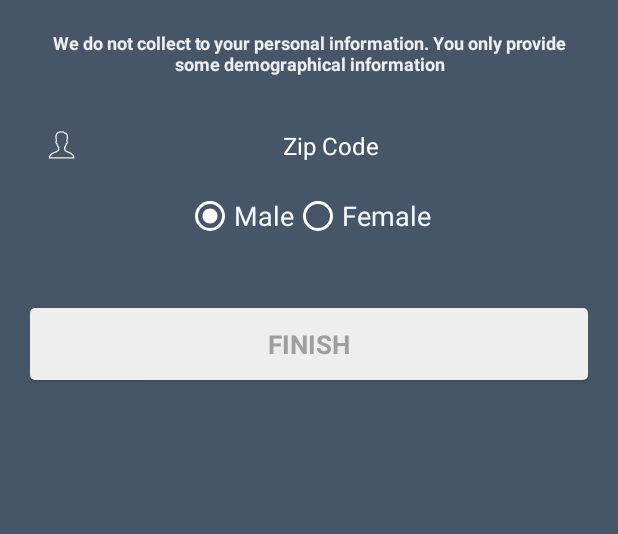
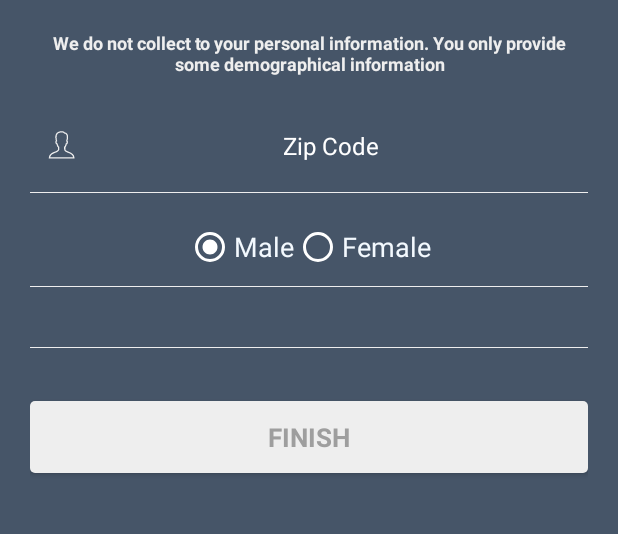
Before and after one commit to RajNirmal/IlistenSinch, an Android app: the layout signup_layout_2.xml on its own in the app's theme, with its tools: preview values and no code run, on a phone screen of 412 x 824 dp, the part 82-616 px from its top. Run offline under Robolectric (Android 15) with nearby library versions, the phone set to English and light mode, and no system bars.

Commit message:
Making good progress

```diff
--- a/app/src/main/AndroidManifest.xml
+++ b/app/src/main/AndroidManifest.xml
@@ -30,6 +30,7 @@
                 <category android:name="android.intent.category.LAUNCHER" />
             </intent-filter>
         </activity>
+        <activity android:name=".dummy_signup_2"/>
         <activity android:name=".SignUp" android:label="@string/app_name"/>
         <activity android:name=".Forgot" android:label="@string/app_name"/>
         <activity android:name=".IncomingCallScreenActivity"/>
--- a/app/src/main/java/com/example/nirmal/ilistensinch/Login.java
+++ b/app/src/main/java/com/example/nirmal/ilistensinch/Login.java
@@ -40,7 +40,7 @@ public class Login extends AppCompatActivity {
 	public void onCreate(Bundle savedInstanceState) {
 		super.onCreate(savedInstanceState);
 		setContentView(R.layout.login_layout);
-        checkIfDataAlreadyexists();
+        //checkIfDataAlreadyexists();
 		initViews();
 		setListeners();
 	}
--- a/app/src/main/java/com/example/nirmal/ilistensinch/SinchHolders.java
+++ b/app/src/main/java/com/example/nirmal/ilistensinch/SinchHolders.java
@@ -33,6 +33,9 @@ public class SinchHolders extends Service{
     public static final String phpUserFirebaseToken = "FireBaseId";
     public static final String phpUserProfession = "userprofession";
     public static final String phpUserexpertise = "userexpertise";
+    public static final String phpUserBirthYear = "birthdate";
+    public static final String phpUserZip = "zipcode";
+    public static final String phpUserGender = "sex";
     static final String TAG = SinchService.class.getSimpleName();
     public void setUpIncomingClient(){
         myClient.getCallClient().addCallClientListener(new SinchCallClientListenerMine());
--- a/app/src/main/res/layout/signup_layout_2.xml
+++ b/app/src/main/res/layout/signup_layout_2.xml
@@ -43,7 +43,12 @@
         android:textColor="@color/white"
         android:textColorHint="@color/white"
         android:textSize="16sp" />
-
+    <View
+        android:layout_width="fill_parent"
+        android:layout_height="1px"
+        android:background="@color/white_greyish"
+        android:layout_marginTop="10dp"
+        android:layout_marginBottom="10dp"/>
     <RadioGroup
         android:layout_width="fill_parent"
         android:layout_height="wrap_content"
@@ -70,6 +75,12 @@
         android:textSize="18dp"
         android:textColor="@color/whitelight"/>
     </RadioGroup>
+    <View
+        android:layout_width="fill_parent"
+        android:layout_height="1px"
+        android:background="@color/white_greyish"
+        android:layout_marginTop="10dp"
+        android:layout_marginBottom="10dp"/>
     <Spinner
         android:layout_width="match_parent"
         android:layout_height="wrap_content"
@@ -77,6 +88,13 @@
         android:layout_marginTop="20dp"
         android:background="@drawable/spinner_background"
         android:id="@+id/spinnerbirthyear" />
+    <View
+        android:layout_width="fill_parent"
+        android:layout_height="1px"
+        android:background="@color/white_greyish"
+        android:layout_marginTop="10dp"
+        android:layout_marginBottom="10dp"/>
+
     <Button
         android:id="@+id/dummy_finishBtn"
         android:layout_width="fill_parent"
@@ -88,4 +106,11 @@
         android:textColor="@color/button_selectorcolor"
         android:textSize="17sp"
         android:textStyle="bold" />
+    <TextView
+        android:layout_width="wrap_content"
+        android:layout_height="wrap_content"
+        android:id="@+id/NullText"
+        android:textColor="#ffffff"
+        android:layout_marginTop="10dp"
+        android:layout_gravity="center"/>
 </LinearLayout>
```
Also changed, not shown: app/src/main/java/com/example/nirmal/ilistensinch/dummy_signup.java (+5 -2 lines), app/src/main/java/com/example/nirmal/ilistensinch/dummy_signup_2.java (+117 -4 lines), app/src/main/res/layout/layout_signup_dummy.xml (+7 -1 lines), app/src/main/res/values/strings.xml (+32 -0 lines).
